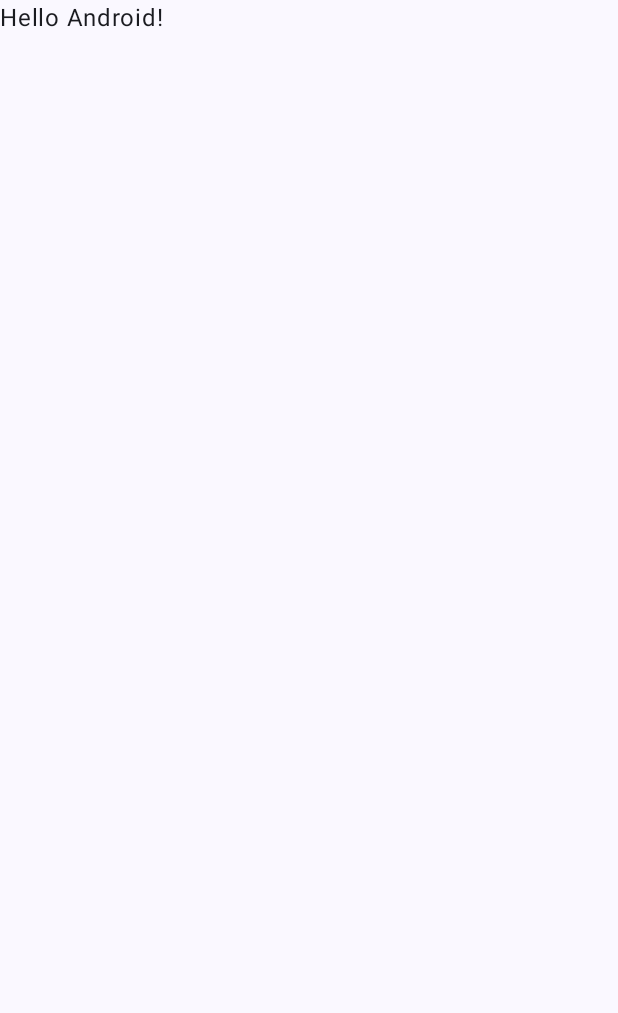
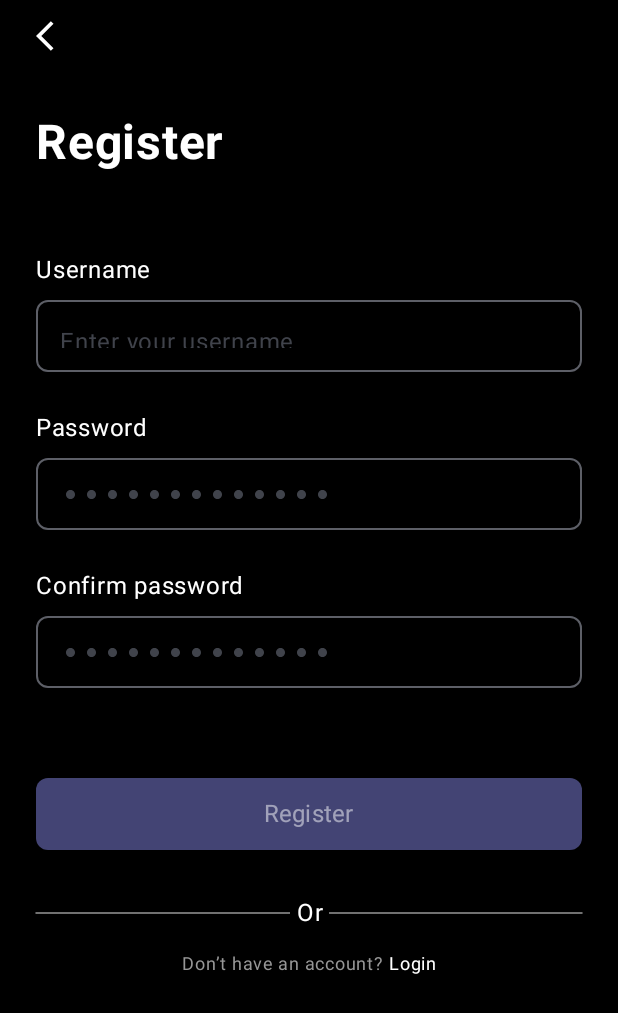
Before and after one commit to Android-Geeks/task-tracker, an Android app built with Jetpack Compose: the screen it shows after launch (MainActivity), on a phone screen of 412 x 824 dp. Before the commit the part shown is almost empty. Shown: the top 1013 px of the screen. Run offline under Robolectric (Android 15) with nearby library versions, the phone set to English and light mode, and no system bars.

Commit message:
login and register screens

```diff
--- a/app/src/main/java/com/example/tasktracker/MainActivity.kt
+++ b/app/src/main/java/com/example/tasktracker/MainActivity.kt
@@ -10,7 +10,9 @@ import androidx.compose.material3.Text
 import androidx.compose.runtime.Composable
 import androidx.compose.ui.Modifier
 import androidx.compose.ui.tooling.preview.Preview
+import androidx.lifecycle.viewmodel.compose.viewModel
 import com.example.tasktracker.ui.theme.TaskTrackerTheme
+import com.example.tasktracker.ui.theme.screens.RegisterScreen
 
 class MainActivity : ComponentActivity() {
     override fun onCreate(savedInstanceState: Bundle?) {
@@ -22,7 +24,8 @@ class MainActivity : ComponentActivity() {
                     modifier = Modifier.fillMaxSize(),
                     color = MaterialTheme.colorScheme.background
                 ) {
-                    Greeting("Android")
+                    val todoViewModel : TodoViewModel = viewModel()
+                    RegisterScreen(todoViewModel)
                 }
             }
         }
--- /dev/null
+++ b/app/src/main/java/com/example/tasktracker/data/TodoUiState.kt
@@ -0,0 +1,10 @@
+package com.example.tasktracker.data
+
+
+data class TodoUiState(
+    var userName : String = "",
+    var password : String = "",
+    var confirmedPassword : String = "",
+    var loginSwitch : Boolean = false,
+    var registerButtonSwitch : Boolean = false
+)
--- /dev/null
+++ b/app/src/main/java/com/example/tasktracker/ui/theme/screens/RegisterScreen.kt
@@ -0,0 +1,334 @@
+package com.example.tasktracker.ui.theme.screens
+
+import androidx.compose.foundation.background
+import androidx.compose.foundation.clickable
+import androidx.compose.foundation.layout.Arrangement
+import androidx.compose.foundation.layout.Box
+import androidx.compose.foundation.layout.Column
+import androidx.compose.foundation.layout.Row
+import androidx.compose.foundation.layout.fillMaxHeight
+import androidx.compose.foundation.layout.fillMaxSize
+import androidx.compose.foundation.layout.fillMaxWidth
+import androidx.compose.foundation.layout.height
+import androidx.compose.foundation.layout.padding
+import androidx.compose.foundation.text.KeyboardActions
+import androidx.compose.foundation.text.KeyboardOptions
+import androidx.compose.material3.Button
+import androidx.compose.material3.ButtonDefaults
+import androidx.compose.material3.Icon
+import androidx.compose.material3.MaterialTheme
+import androidx.compose.material3.OutlinedTextField
+import androidx.compose.material3.OutlinedTextFieldDefaults
+import androidx.compose.material3.Text
+import androidx.compose.runtime.Composable
+import androidx.compose.runtime.collectAsState
+import androidx.compose.runtime.getValue
+import androidx.compose.ui.Alignment
+import androidx.compose.ui.Modifier
+import androidx.compose.ui.graphics.Color
+import androidx.compose.ui.platform.LocalFocusManager
+import androidx.compose.ui.res.painterResource
+import androidx.compose.ui.text.font.FontWeight
+import androidx.compose.ui.text.input.ImeAction
+import androidx.compose.ui.text.input.KeyboardType
+import androidx.compose.ui.text.input.PasswordVisualTransformation
+import androidx.compose.ui.text.style.TextAlign
+import androidx.compose.ui.tooling.preview.Preview
+import androidx.compose.ui.unit.dp
+import androidx.compose.ui.unit.sp
+import androidx.lifecycle.viewmodel.compose.viewModel
+import com.example.tasktracker.R
+import com.example.tasktracker.TodoViewModel
+
+@Composable
+fun RegisterScreen (todoViewModel : TodoViewModel = viewModel()){
+
+    val todoUiState by todoViewModel.todoUiState.collectAsState()
+
+    RegisterLayout(
+        userName = todoUiState.userName,
+        password = todoUiState.password,
+        confirmedPassword = todoUiState.confirmedPassword,
+        registerButtonSwitch = todoUiState.registerButtonSwitch,
+        onLoginClicked = { todoViewModel.onLoginClicked() },
+        onPasswordChange = {todoViewModel.onPasswordChange(it)},
+        onUserChange = {todoViewModel.onUsernameChange(it)},
+        onConfirmPassChange = {todoViewModel.onConfirmPassChange(it)}
+    )
+}
+
+@Composable
+fun RegisterLayout(
+    userName : String,
+    password : String,
+    confirmedPassword : String,
+    registerButtonSwitch : Boolean,
+    onLoginClicked : () -> Unit,
+    onPasswordChange : (String) -> Unit,
+    onUserChange : (String) -> Unit,
+    onConfirmPassChange : (String) -> Unit
+){
+    val focusManager = LocalFocusManager.current
+
+    Column(
+        modifier = Modifier
+            .background(Color.Black)
+            .padding(horizontal = 24.dp)
+            .fillMaxSize(),
+        verticalArrangement = Arrangement.Top,
+        horizontalAlignment = Alignment.Start
+    ) {
+
+        Icon(
+            painter = painterResource(id = R.drawable.baseline_arrow_back_ios_24),
+            modifier = Modifier.padding(top = 12.dp, bottom = 40.dp),
+            tint = Color.White,
+            contentDescription = "arrow back"
+        )
+        Text(
+            text = "Register",
+            fontSize = 32.sp,
+            color = Color.White,
+            fontWeight = FontWeight.Bold
+        )
+        Text(
+            modifier = Modifier.padding(top = 53.dp, bottom = 8.dp),
+            text = "Username",
+            fontSize = 16.sp,
+            color = Color.White
+        )
+        OutlinedTextField(
+            value = userName,
+            onValueChange = onUserChange,
+            modifier = Modifier
+                .fillMaxWidth()
+                .height(48.dp),
+            singleLine = true,
+            shape = MaterialTheme.shapes.small,
+            placeholder = {
+                Text(
+                    modifier = Modifier.fillMaxHeight(),
+                    text = "Enter your username",
+                    fontSize = 16.sp
+                )
+            },
+            keyboardOptions = KeyboardOptions.Default.copy(
+                imeAction = ImeAction.Done,
+            ),
+            keyboardActions = KeyboardActions(
+                onDone = {
+                    focusManager.clearFocus()
+                }
+            ),
+            colors = OutlinedTextFieldDefaults.colors(
+                unfocusedTextColor = Color.White,
+                disabledPlaceholderColor = Color(0xff535353),
+                focusedTextColor = Color.White
+            )
+        )
+// ----------------------------------------Password----------------------------------------------
+        Text(
+            modifier = Modifier.padding(top = 25.dp, bottom = 8.dp),
+            text = "Password",
+            fontSize = 16.sp,
+            color = Color.White
+        )
+        OutlinedTextField(
+            value = password,
+            onValueChange =  onPasswordChange ,
+            modifier = Modifier
+                .fillMaxWidth()
+                .height(48.dp),
+            singleLine = true,
+            shape = MaterialTheme.shapes.small,
+            placeholder = {
+                Row{
+                    for (i in 0..12) {
+                        Icon(
+                            painter = painterResource(id = R.drawable.dot),
+                            contentDescription = null,
+                            Modifier.padding(4.dp),
+                        )
+                    }
+                }
+            },
+            visualTransformation = PasswordVisualTransformation(),
+            keyboardOptions = KeyboardOptions.Default.copy(
+                imeAction = ImeAction.Done,
+                keyboardType = KeyboardType.Password
+            ),
+            keyboardActions = KeyboardActions(
+                onDone = {
+                    focusManager.clearFocus()
+                }
+            ),
+            colors = OutlinedTextFieldDefaults.colors(
+                unfocusedTextColor = Color.White,
+                disabledPlaceholderColor = Color(0xff535353),
+                focusedTextColor = Color.White
+            )
+        )
+//-------------------------------------Confirm password------------------------------------------
+        Text(
+            modifier = Modifier.padding(top = 25.dp, bottom = 8.dp),
+            text = "Confirm password",
+            fontSize = 16.sp,
+            color = Color.White
+        )
+        OutlinedTextField(
+            value = confirmedPassword,
+            onValueChange = onConfirmPassChange,
+            modifier = Modifier
+                .fillMaxWidth()
+                .height(48.dp),
+            singleLine = true,
+            shape = MaterialTheme.shapes.small,
+            placeholder = {
+                Row{
+                    for (i in 0..12) {
+                        Icon(
+                            painter = painterResource(id = R.drawable.dot),
+                            contentDescription = null,
+                            Modifier.padding(4.dp),
+                        )
+                    }
+                }
+            },
+            visualTransformation = PasswordVisualTransformation(),
+            keyboardOptions = KeyboardOptions.Default.copy(
+                imeAction = ImeAction.Done,
+                keyboardType = KeyboardType.Password
+            ),
+            keyboardActions = KeyboardActions(
+                onDone = {
+                    focusManager.clearFocus()
+                }
+            ),
+            colors = OutlinedTextFieldDefaults.colors(
+                unfocusedTextColor = Color.White,
+                disabledPlaceholderColor = Color(0xff535353),
+                focusedTextColor = Color.White
+            )
+        )
+
+        Button(
+            onClick = onLoginClicked,
+            shape = MaterialTheme.shapes.small,
+            modifier = Modifier
+                .padding(top = 60.dp, bottom = 30.dp)
+                .fillMaxWidth()
+                .height(48.dp),
+            enabled = registerButtonSwitch,
+            colors = ButtonDefaults.buttonColors(
+                containerColor = Color(0xff8687E7),
+                contentColor = Color(0xFFFFFFFF),
+                disabledContainerColor = Color(0x808687E7),
+                disabledContentColor = Color(0x80FFFFFF)
+
+            )
+        ) {
+            Text(
+                text = "Register",
+                fontSize = 16.sp,
+                fontWeight = FontWeight.Normal
+            )
+        }
+
+        Box(
+            modifier = Modifier.fillMaxWidth(),
+            contentAlignment = Alignment.Center
+        ){
+            DrawLine()
+            Text(
+                text = "Or",
+                color = Color.White,
+                fontSize = 16.sp,
+                textAlign = TextAlign.Center,
+                modifier = Modifier
+                    .background(color = Color.Black)
+                    .padding(horizontal = 4.dp)
+            )
+
+        }
+        Row(
+            horizontalArrangement = Arrangement.Center,
+            modifier = Modifier
+                .padding(top = 10.dp)
+                .fillMaxWidth()
+        ){
+            Text(
+                text = "Don’t have an account? ",
+                color = Color(0xff979797),
+                fontSize = 12.sp
+            )
+            Text(
+                modifier = Modifier.clickable { /* Handle navigation */},
+                text = "Login",
+                color = Color.White,
+                fontSize = 12.sp
+            )
+        }
+    }
+}
+
+/*@Composable
+fun PasswordTemplate(
+    text : String,
+    password : String,
+    onValueChanged : ()->Unit,
+    onDoneClicked : () -> Unit
+){
+    val focusManager = LocalFocusManager.current
+    Text(
+        modifier = Modifier.padding(top = 25.dp, bottom = 8.dp),
+        text = text,
+        fontSize = 16.sp,
+        color = Color.White
+    )
+    OutlinedTextField(
+        value = password,
+        onValueChange = { onValueChanged() },
+        modifier = Modifier
+            .fillMaxWidth()
+            .height(48.dp),
+        singleLine = true,
+        shape = MaterialTheme.shapes.small,
+        placeholder = {
+            Row{
+                for (i in 0..12) {
+                    Icon(
+                        painter = painterResource(id = R.drawable.dot),
+                        contentDescription = null,
+                        Modifier.padding(4.dp),
+                    )
+                }
+            }
+        },
+        visualTransformation = PasswordVisualTransformation(),
+
+        keyboardOptions = KeyboardOptions.Default.copy(
+            imeAction = ImeAction.Done,
+            keyboardType = KeyboardType.Password
+        ),
+        keyboardActions = KeyboardActions(
+            onDone = {
+                focusManager.clearFocus()
+                onDoneClicked()
+            }
+        ),
+        colors = OutlinedTextFieldDefaults.colors(
+            unfocusedTextColor = Color.White,
+            disabledPlaceholderColor = Color(0xff535353),
+            focusedTextColor = Color.White
+        )
+    )
+}*/
+
+@Preview(showSystemUi = true)
+@Composable
+fun RegisterScreenPreview(){
+    val  todoViewModel: TodoViewModel = viewModel()
+    RegisterScreen(
+        todoViewModel
+    )
+}
--- /dev/null
+++ b/app/src/main/res/drawable-nodpi/dot.xml
@@ -0,0 +1,9 @@
+<vector xmlns:android="http://schemas.android.com/apk/res/android"
+    android:width="6dp"
+    android:height="6dp"
+    android:viewportWidth="6"
+    android:viewportHeight="6">
+  <path
+      android:pathData="M3,3m-3,0a3,3 0,1 1,6 0a3,3 0,1 1,-6 0"
+      android:fillColor="#535353"/>
+</vector>
--- /dev/null
+++ b/app/src/main/res/drawable/baseline_arrow_back_ios_24.xml
@@ -0,0 +1,5 @@
+<vector android:autoMirrored="true" android:height="24dp"
+    android:tint="#FFFFFF" android:viewportHeight="24"
+    android:viewportWidth="24" android:width="24dp" xmlns:android="http://schemas.android.com/apk/res/android">
+    <path android:fillColor="@android:color/white" android:pathData="M11.67,3.87L9.9,2.1 0,12l9.9,9.9 1.77,-1.77L3.54,12z"/>
+</vector>
```
Also changed, not shown: app/src/main/java/com/example/tasktracker/TodoViewModel.kt (added, +48 -0 lines), app/src/main/java/com/example/tasktracker/ui/theme/screens/LoginScreen.kt (added, +261 -0 lines).
